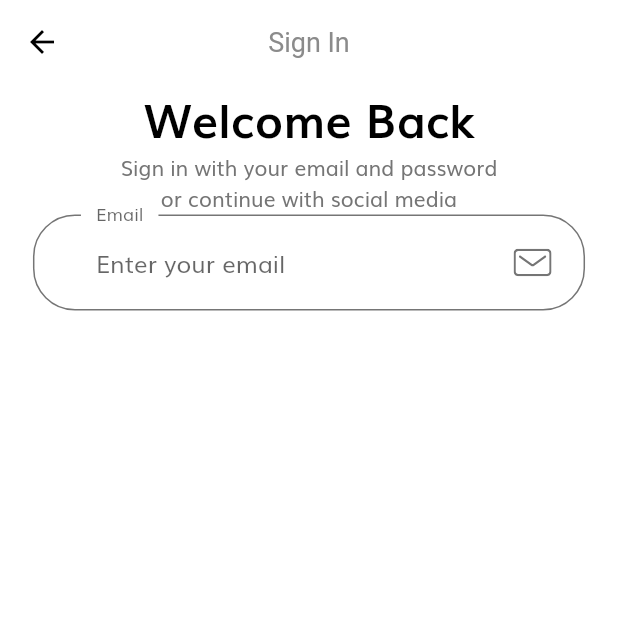
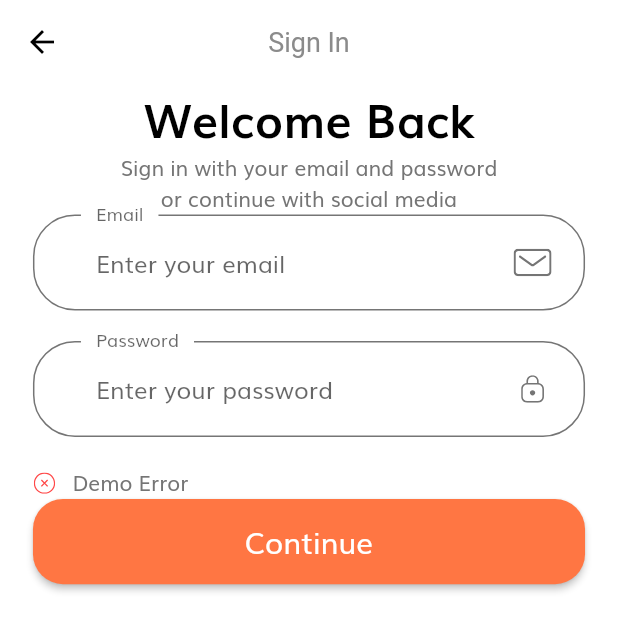
Before and after one commit to shimizu-saffle/e-commerce-app-ui-sample, a Flutter app: the screen it shows after launch, after a tap on "Continue", on a phone screen of 412 x 824 dp. Shown: the top 631 px of the screen. Run offline on Flutter 3.47's test engine with Material 2 defaults, Android fonts, the phone set to English and light mode, and no system bars; our stand-ins replace flutter_svg.

Commit message:
FormError

```diff
--- a/lib/screens/sign_in/components/body.dart
+++ b/lib/screens/sign_in/components/body.dart
@@ -1,7 +1,9 @@
+import 'package:e_commerce_app_ui_sample/components/default_button.dart';
 import 'package:e_commerce_app_ui_sample/size_config.dart';
 import 'package:flutter/material.dart';
 
 import 'custom_suffix_icon.dart';
+import 'form_error.dart';
 
 class Body extends StatelessWidget {
   const Body({Key? key}) : super(key: key);
@@ -46,19 +48,54 @@ class SignForm extends StatefulWidget {
 }
 
 class _SignFormState extends State<SignForm> {
+  final _formKey = GlobalKey<FormState>();
+  final List<String> errors = ['Demo Error'];
   @override
   Widget build(BuildContext context) {
     return Form(
         child: Column(
       children: [
-        TextFormField(
-          decoration: const InputDecoration(
-            labelText: 'Email',
-            hintText: 'Enter your email',
-            suffixIcon: CustomSuffixIcon(svgIcon: 'assets/icons/Mail.svg'),
-          ),
-        ),
+        buildEmailFormField(),
+        SizedBox(height: getProportionateScreenHeight(20)),
+        buildPasswdFormField(),
+        SizedBox(height: getProportionateScreenHeight(20)),
+        FormError(errors: errors),
+        DefaultButton(
+          text: 'Continue',
+          onPressed: () {},
+        )
       ],
     ));
   }
+
+  TextFormField buildPasswdFormField() {
+    return TextFormField(
+      keyboardType: TextInputType.visiblePassword,
+      obscureText: true,
+      decoration: const InputDecoration(
+        labelText: 'Password',
+        hintText: 'Enter your password',
+        suffixIcon: CustomSuffixIcon(svgIcon: 'assets/icons/Lock.svg'),
+      ),
+    );
+  }
+
+  TextFormField buildEmailFormField() {
+    return TextFormField(
+      keyboardType: TextInputType.emailAddress,
+      validator: (value) {
+        if (value!.isEmpty) {
+          setState(() {
+            errors.add('Please enter your email');
+          });
+        }
+        return;
+      },
+      decoration: const InputDecoration(
+        labelText: 'Email',
+        hintText: 'Enter your email',
+        suffixIcon: CustomSuffixIcon(svgIcon: 'assets/icons/Mail.svg'),
+      ),
+    );
+  }
 }
--- /dev/null
+++ b/lib/screens/sign_in/components/form_error.dart
@@ -0,0 +1,39 @@
+import 'package:flutter/material.dart';
+import 'package:flutter_svg/flutter_svg.dart';
+
+import '../../../size_config.dart';
+
+class FormError extends StatelessWidget {
+  const FormError({
+    Key? key,
+    required this.errors,
+  }) : super(key: key);
+
+  final List<String> errors;
+
+  @override
+  Widget build(BuildContext context) {
+    return Column(
+      children: List.generate(
+        errors.length,
+        (index) => formErrorText(error: errors[index]),
+      ),
+    );
+  }
+
+  Row formErrorText({required String error}) {
+    return Row(
+      children: [
+        SvgPicture.asset(
+          'assets/icons/Error.svg',
+          height: getProportionateScreenHeight(14),
+          width: getProportionateScreenWidth(14),
+        ),
+        SizedBox(
+          width: getProportionateScreenWidth(10),
+        ),
+        Text(error),
+      ],
+    );
+  }
+}
```
